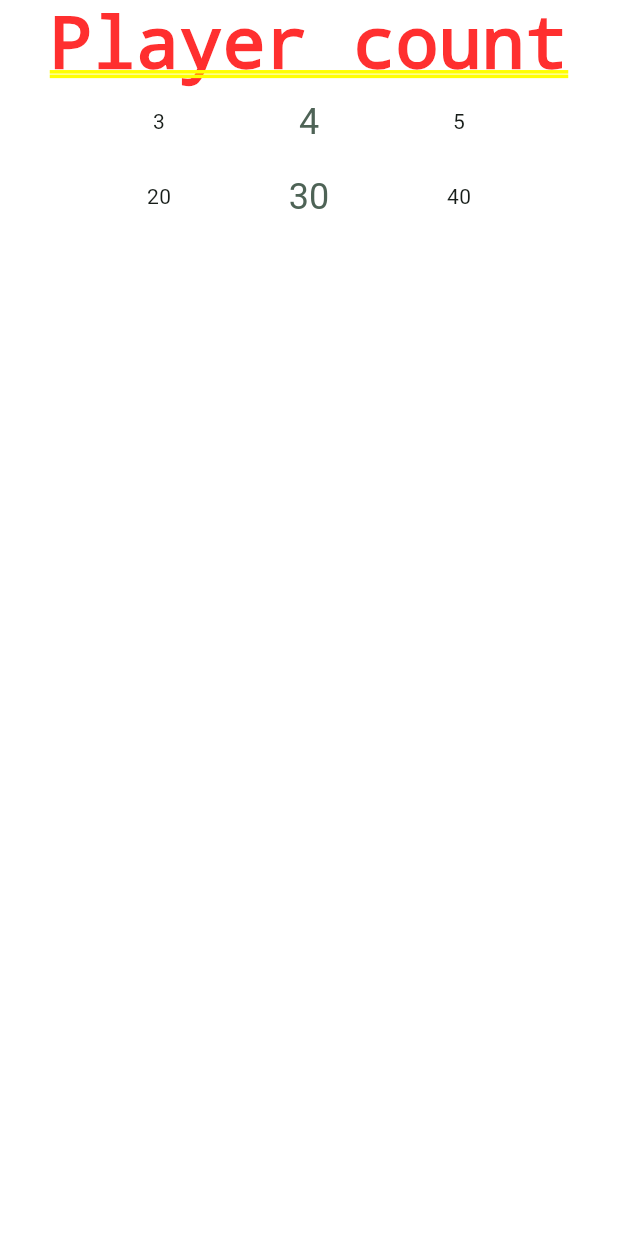
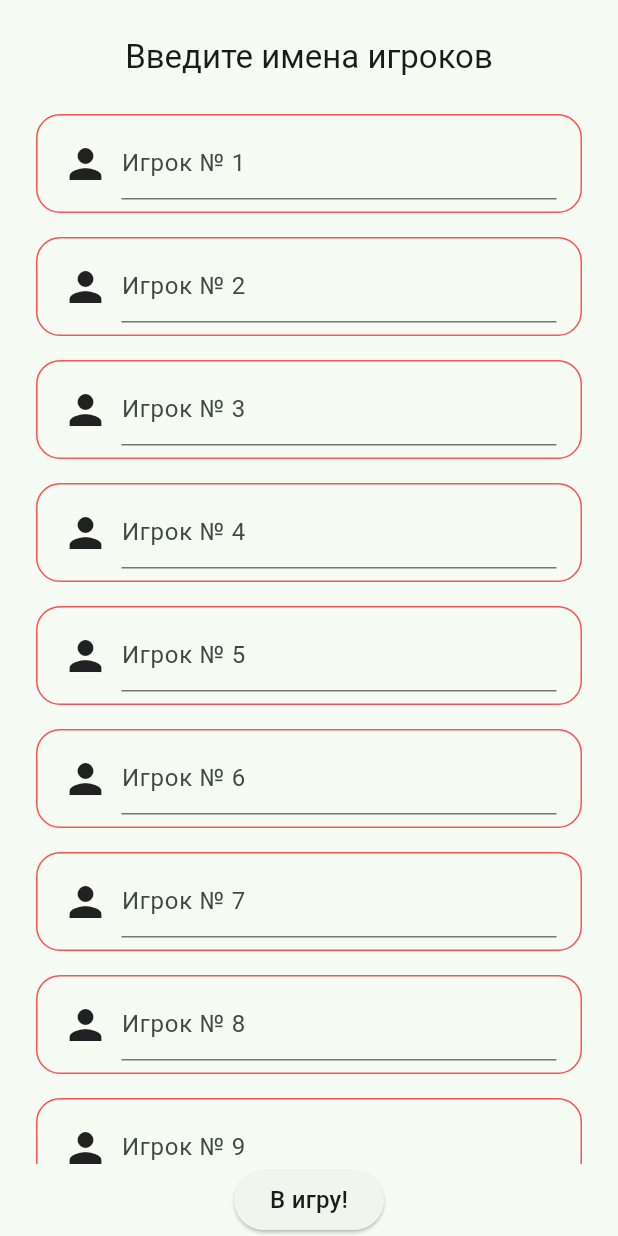
Before and after one commit to mamkakot/hot_action_thesaurus, a Flutter app: the screen it shows after launch, on a phone screen of 412 x 824 dp. Run offline on Flutter 3.47's test engine with Material 3 defaults, Android fonts, the light colour scheme and no system bars; drawn by our look-alikes of numberpicker; our stand-ins replace auto_route, flutter_riverpod, freezed_annotation, get_it, injectable, riverpod_annotation; generated files the repository leaves out were written again.

Commit message:
renamed a few files, added player list page

```diff
--- a/lib/domain/options/options.dart
+++ /dev/null
@@ -1,22 +0,0 @@
-import 'package:freezed_annotation/freezed_annotation.dart';
-
-part 'options.freezed.dart';
-
-part 'options.g.dart';
-
-@freezed
-class Options with _$Options {
-  @JsonSerializable(fieldRename: FieldRename.snake)
-  const factory Options({
-    required int playerCount,
-    required int wordsPerPlayer,
-  }) = _Options;
-
-  factory Options.defaultOptions() => const Options(
-        playerCount: 4,
-        wordsPerPlayer: 30,
-      );
-
-  factory Options.fromJson(Map<String, dynamic> json) =>
-      _$OptionsFromJson(json);
-}
--- a/lib/l10n/app_ru.arb
+++ b/lib/l10n/app_ru.arb
@@ -1,4 +1,9 @@
 {
   "helloWorld": "Пизвдец!",
-  "playerCount": "Количество игроков"
+  "playerCount": "Количество игроков",
+  "wordsPerPlayer": "Количество слов на одного игрока",
+  "goOn": "Продолжить",
+  "letsGo": "В игру!",
+  "enterPlayersNames": "Введите имена игроков",
+  "playerPlaceholder": "Игрок"
 }
--- a/lib/main.dart
+++ b/lib/main.dart
@@ -11,5 +11,3 @@ void main() {
   configureInjection(Environment.test);
   runApp(ProviderScope(child: AppWidget()));
 }
-
-// TODO добавить локализацию
--- a/lib/presentation/core/app_widget.dart
+++ b/lib/presentation/core/app_widget.dart
@@ -1,6 +1,8 @@
 import 'package:flutter/material.dart';
 import 'package:flutter_gen/gen_l10n/app_localizations.dart';
+import 'package:flutter_riverpod/flutter_riverpod.dart';
 
+import '../../application/app_locale/app_locale_provider.dart';
 import '../routes/router.dart';
 
 class AppWidget extends StatelessWidget {
@@ -10,7 +12,11 @@ class AppWidget extends StatelessWidget {
 
   @override
   Widget build(BuildContext context) {
-    return MaterialApp.router(
+    return Consumer(
+      builder: (context, ref, child) {
+        final locale = ref.watch(appLocaleProvider);
+        return SafeArea(
+          child: MaterialApp.router(
             title: 'In a hat!',
             theme: AppThemes.main,
             debugShowCheckedModeBanner: false,
@@ -18,6 +24,10 @@ class AppWidget extends StatelessWidget {
             routeInformationParser: appRouter.defaultRouteParser(),
             localizationsDelegates: AppLocalizations.localizationsDelegates,
             supportedLocales: AppLocalizations.supportedLocales,
+            locale: locale.value,
+          ),
+        );
+      },
     );
   }
 }
--- a/lib/presentation/pages/options_page/options_page.dart
+++ /dev/null
@@ -1,51 +0,0 @@
-import 'package:auto_route/auto_route.dart';
-import 'package:flutter/material.dart';
-import 'package:flutter_riverpod/flutter_riverpod.dart';
-import 'package:numberpicker/numberpicker.dart';
-import 'package:flutter_gen/gen_l10n/app_localizations.dart';
-
-import '../../../application/options_page/options_page_provider.dart';
-
-@RoutePage()
-class OptionsPage extends ConsumerWidget {
-  const OptionsPage({super.key});
-
-  @override
-  Widget build(BuildContext context, WidgetRef ref) {
-    final options = ref.watch(optionsPageProvider);
-    final localizations = AppLocalizations.of(context)!;
-    return switch (options) {
-      AsyncData(:final value) => Column(
-          children: [
-            Text(localizations.playerCount),
-            NumberPicker(
-              minValue: 1,
-              maxValue: 10,
-              value: value.playerCount,
-              onChanged: (val) {
-                ref
-                    .read(optionsPageProvider.notifier)
-                    .updateOptions(value.copyWith(playerCount: val));
-              },
-              step: 1,
-              axis: Axis.horizontal,
-            ),
-            NumberPicker(
-              minValue: 10,
-              maxValue: 100,
-              value: value.wordsPerPlayer,
-              onChanged: (val) {
-                ref
-                    .read(optionsPageProvider.notifier)
-                    .updateOptions(value.copyWith(wordsPerPlayer: val));
-              },
-              step: 10,
-              axis: Axis.horizontal,
-            ),
-          ],
-        ),
-      AsyncError() => Text(localizations.helloWorld),
-      _ => const CircularProgressIndicator(),
-    };
-  }
-}
--- /dev/null
+++ b/lib/presentation/pages/player_list_page/player_list_page.dart
@@ -0,0 +1,58 @@
+import 'package:auto_route/auto_route.dart';
+import 'package:flutter/cupertino.dart';
+import 'package:flutter/material.dart';
+import 'package:flutter_riverpod/flutter_riverpod.dart';
+import 'package:flutter_gen/gen_l10n/app_localizations.dart';
+
+import '../../../application/game_options_page/game_options_page_provider.dart';
+
+import 'widgets/player_card.dart';
+
+@RoutePage()
+class PlayerListPage extends ConsumerWidget {
+  const PlayerListPage({super.key});
+
+  @override
+  Widget build(BuildContext context, WidgetRef ref) {
+    final options = ref.watch(gameOptionsPageProvider);
+    final localizations = AppLocalizations.of(context)!;
+    return switch (options) {
+      AsyncData(:final value) => Scaffold(
+          body: Padding(
+            padding: const EdgeInsets.symmetric(horizontal: 24.0),
+            child: Column(
+              children: [
+                Padding(
+                  padding: const EdgeInsets.symmetric(vertical: 24.0),
+                  child: Text(
+                    AppLocalizations.of(context)!.enterPlayersNames,
+                    style: Theme.of(context).textTheme.titleLarge,
+                  ),
+                ),
+                Expanded(
+                  child: ListView.builder(
+                    itemCount: value.playerCount,
+                    itemBuilder: (context, index) {
+                      return Padding(
+                        padding: const EdgeInsets.only(bottom: 16.0),
+                        child: PlayerCard(playerNumber: index + 1),
+                      );
+                    },
+                  ),
+                ),
+                ElevatedButton(
+                  onPressed: () {},
+                  child: Text(
+                    localizations.letsGo,
+                    style: Theme.of(context).textTheme.titleMedium,
+                  ),
+                ),
+              ],
+            ),
+          ),
+        ),
+      AsyncError() => Text(localizations.helloWorld),
+      _ => const CircularProgressIndicator(),
+    };
+  }
+}
--- /dev/null
+++ b/lib/presentation/pages/player_list_page/widgets/player_card.dart
@@ -0,0 +1,36 @@
+import 'package:flutter/material.dart';
+import 'package:flutter_riverpod/flutter_riverpod.dart';
+import 'package:flutter_gen/gen_l10n/app_localizations.dart';
+
+class PlayerCard extends ConsumerWidget {
+  final int playerNumber;
+
+  const PlayerCard({required this.playerNumber, super.key});
+
+  @override
+  Widget build(BuildContext context, WidgetRef ref) {
+    return Container(
+      decoration: BoxDecoration(
+        border: Border.all(color: Colors.redAccent),
+        borderRadius: BorderRadius.circular(16.0),
+      ),
+      child: Padding(
+        padding: const EdgeInsets.symmetric(horizontal: 16.0, vertical: 8.0),
+        child: Row(
+          children: [
+            const Icon(Icons.person, size: 32.0),
+            const SizedBox(width: 8.0),
+            Expanded(
+              child: TextField(
+                decoration: InputDecoration(
+                  hintText:
+                      '${AppLocalizations.of(context)!.playerPlaceholder} № $playerNumber',
+                ),
+              ),
+            ),
+          ],
+        ),
+      ),
+    );
+  }
+}
--- a/lib/presentation/routes/router.dart
+++ b/lib/presentation/routes/router.dart
@@ -1,5 +1,6 @@
 import 'package:auto_route/auto_route.dart';
-import '../pages/options_page/options_page.dart';
+import '../pages/game_options_page/game_options_page.dart';
+import '../pages/player_list_page/player_list_page.dart';
 import '../pages/splash_page/splash_page.dart';
 
 part 'router.gr.dart';
@@ -9,6 +10,7 @@ class AppRouter extends _$AppRouter {
   @override
   List<AutoRoute> get routes => [
         AutoRoute(page: SplashRoute.page),
-        AutoRoute(page: OptionsRoute.page, initial: true),
+        AutoRoute(page: GameOptionsRoute.page),
+        AutoRoute(page: PlayerListRoute.page, initial: true),
       ];
 }
```
Also changed, not shown: lib/application/app_locale/app_locale_provider.dart (added, +17 -0 lines), lib/application/game_options_page/game_options_page_provider.dart (added, +17 -0 lines), lib/application/options_page/options_page_provider.dart (deleted, +0 -17 lines), lib/domain/game_options/game_options.dart (added, +46 -0 lines), lib/l10n/app_en.arb (+6 -1 lines), lib/presentation/pages/game_options_page/game_options_page.dart (added, +133 -0 lines), lib/application/app_locale/app_locale_provider.g.dart, lib/application/game_options_page/game_options_page_provider.g.dart (added), lib/domain/game_options/game_options.freezed.dart, lib/domain/game_options/game_options.g.dart, lib/presentation/pages/game_page/game_page.dart (added), lib/presentation/routes/router.gr.dart, pubspec.lock. Lines whose indentation alone changed are shown as unchanged.
